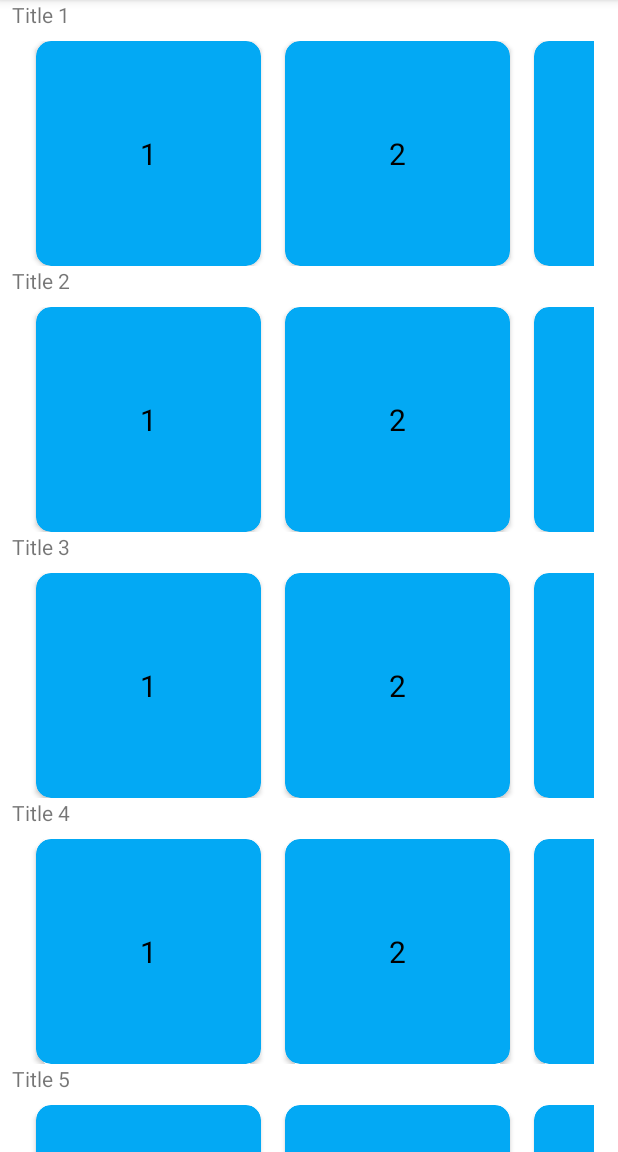
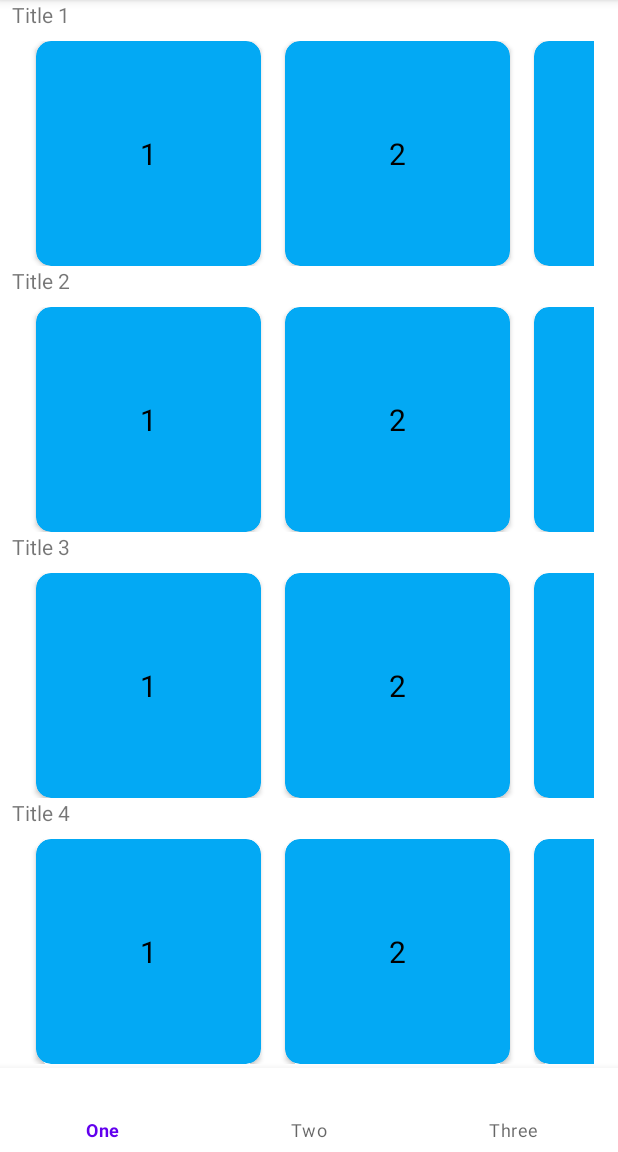
Before and after one commit to hnxtay/nested_recycler_view, an Android app: the screen it shows after launch (MainActivity), on a phone screen of 412 x 824 dp, the part 84-1236 px from its top. Run offline under Robolectric (Android 15) with nearby library versions, the phone set to English and light mode, and no system bars; our stand-ins replace navigation-ui.

Commit message:
bottom nav

```diff
--- a/app/src/main/AndroidManifest.xml
+++ b/app/src/main/AndroidManifest.xml
@@ -14,7 +14,7 @@
         android:theme="@style/Theme.AndroidNestedRecyclerView"
         tools:targetApi="31">
         <activity
-            android:name=".MainActivity"
+            android:name=".ui.MainActivity"
             android:exported="true">
             <intent-filter>
                 <action android:name="android.intent.action.MAIN" />
--- a/app/src/main/java/com/dev/hnxtay/androidnestedrecyclerview/MainActivity.kt
+++ /dev/null
@@ -1,38 +0,0 @@
-package com.dev.hnxtay.androidnestedrecyclerview
-
-import android.os.Bundle
-import androidx.appcompat.app.AppCompatActivity
-import androidx.recyclerview.widget.LinearLayoutManager
-import com.dev.hnxtay.androidnestedrecyclerview.databinding.ActivityMainBinding
-import com.dev.hnxtay.androidnestedrecyclerview.models.ChildItem
-import com.dev.hnxtay.androidnestedrecyclerview.models.ParentItem
-import com.dev.hnxtay.androidnestedrecyclerview.recyclerview.adapters.ParentAdapter
-import com.google.android.material.snackbar.Snackbar
-
-class MainActivity : AppCompatActivity() {
-    private lateinit var binding: ActivityMainBinding
-    override fun onCreate(savedInstanceState: Bundle?) {
-        super.onCreate(savedInstanceState)
-        binding = ActivityMainBinding.inflate(layoutInflater)
-        val listChildItem = List(10) {
-            ChildItem((it + 1).toString())
-        }
-        val listParentItem = List(10) {
-            ParentItem("Title ${it + 1}", listChildItem)
-        }
-        binding.mainRecyclerView.apply {
-            layoutManager = LinearLayoutManager(context)
-            adapter = ParentAdapter(
-                listParentItem,
-                onParentItemClickListener = {
-                    Snackbar.make(binding.root, it.title, Snackbar.LENGTH_LONG).show()
-                },
-                onChildItemClickListener = {
-                    Snackbar.make(binding.root, "Item ${it.title}", Snackbar.LENGTH_LONG).show()
-                },
-            )
-            setHasFixedSize(true)
-        }
-        setContentView(binding.root)
-    }
-}
--- a/app/src/main/java/com/dev/hnxtay/androidnestedrecyclerview/models/ParentItem.kt
+++ b/app/src/main/java/com/dev/hnxtay/androidnestedrecyclerview/models/ParentItem.kt
@@ -1,6 +1,9 @@
 package com.dev.hnxtay.androidnestedrecyclerview.models
+
+import android.os.Parcelable
 
 data class ParentItem(
     val title: String,
     val items: List<ChildItem>,
+    val state : Parcelable?
 )
--- /dev/null
+++ b/app/src/main/java/com/dev/hnxtay/androidnestedrecyclerview/ui/MainActivity.kt
@@ -0,0 +1,23 @@
+package com.dev.hnxtay.androidnestedrecyclerview.ui
+
+import android.os.Bundle
+import androidx.appcompat.app.AppCompatActivity
+import androidx.navigation.NavOptions
+import androidx.navigation.fragment.NavHostFragment
+import androidx.navigation.ui.NavigationUI
+import androidx.navigation.ui.setupWithNavController
+import com.dev.hnxtay.androidnestedrecyclerview.R
+import com.dev.hnxtay.androidnestedrecyclerview.databinding.ActivityMainBinding
+
+class MainActivity : AppCompatActivity() {
+    private lateinit var binding: ActivityMainBinding
+    override fun onCreate(savedInstanceState: Bundle?) {
+        super.onCreate(savedInstanceState)
+        binding = ActivityMainBinding.inflate(layoutInflater)
+        val navController =
+            (supportFragmentManager.findFragmentById(R.id.fragmentContainerView) as NavHostFragment).navController
+        setContentView(binding.root)
+
+        binding.bottomNav.setupWithNavController(navController)
+    }
+}
--- /dev/null
+++ b/app/src/main/java/com/dev/hnxtay/androidnestedrecyclerview/ui/MainViewModel.kt
@@ -0,0 +1,12 @@
+package com.dev.hnxtay.androidnestedrecyclerview.ui
+
+import android.os.Parcelable
+import androidx.lifecycle.ViewModel
+
+class MainViewModel : ViewModel() {
+    var stateFragment: Parcelable? = null
+
+    fun setState(state: Parcelable?) {
+        stateFragment = state
+    }
+}
--- /dev/null
+++ b/app/src/main/java/com/dev/hnxtay/androidnestedrecyclerview/ui/one/OneFragment.kt
@@ -0,0 +1,74 @@
+package com.dev.hnxtay.androidnestedrecyclerview.ui.one
+
+import android.os.Bundle
+import android.view.LayoutInflater
+import android.view.View
+import android.view.ViewGroup
+import androidx.fragment.app.Fragment
+import androidx.fragment.app.activityViewModels
+import androidx.lifecycle.ViewModelProvider
+import androidx.recyclerview.widget.LinearLayoutManager
+import com.dev.hnxtay.androidnestedrecyclerview.databinding.FragmentOneBinding
+import com.dev.hnxtay.androidnestedrecyclerview.models.ChildItem
+import com.dev.hnxtay.androidnestedrecyclerview.models.ParentItem
+import com.dev.hnxtay.androidnestedrecyclerview.recyclerview.adapters.ParentAdapter
+import com.dev.hnxtay.androidnestedrecyclerview.ui.MainViewModel
+import com.google.android.material.snackbar.Snackbar
+
+class OneFragment : Fragment() {
+
+    private val mainViewModel by activityViewModels<MainViewModel>()
+
+    companion object {
+        fun newInstance() = OneFragment()
+    }
+
+    private lateinit var viewModel: OneViewModel
+    private var _binding: FragmentOneBinding? = null
+    private val binding get() = _binding!!
+
+    override fun onCreateView(
+        inflater: LayoutInflater, container: ViewGroup?,
+        savedInstanceState: Bundle?
+    ): View {
+        _binding = FragmentOneBinding.inflate(layoutInflater, container, false)
+        return binding.root
+    }
+
+    override fun onViewCreated(view: View, savedInstanceState: Bundle?) {
+        viewModel = ViewModelProvider(this)[OneViewModel::class.java]
+
+        super.onViewCreated(view, savedInstanceState)
+
+        val listChildItem = List(10) {
+            ChildItem((it + 1).toString())
+        }
+        val listParentItem = List(10) {
+            ParentItem("Title ${it + 1}", listChildItem, mainViewModel.stateFragment)
+        }
+        binding.recyclerView.apply {
+            layoutManager = LinearLayoutManager(context)
+            adapter = ParentAdapter(
+                listParentItem,
+                onParentItemClickListener = {
+                    Snackbar.make(binding.root, it.title, Snackbar.LENGTH_LONG).show()
+                },
+                onChildItemClickListener = {
+                    Snackbar.make(binding.root, "Item ${it.title}", Snackbar.LENGTH_LONG).show()
+                },
+            )
+            setHasFixedSize(true)
+        }
+        mainViewModel.stateFragment?.let { state ->
+            binding.recyclerView.layoutManager?.onRestoreInstanceState(state)
+            mainViewModel.stateFragment = null
+        }
+    }
+
+    override fun onDestroyView() {
+        super.onDestroyView()
+        val listState = binding.recyclerView.layoutManager?.onSaveInstanceState()
+        listState?.let { mainViewModel.setState(it) }
+
+    }
+}
--- /dev/null
+++ b/app/src/main/java/com/dev/hnxtay/androidnestedrecyclerview/ui/one/OneViewModel.kt
@@ -0,0 +1,6 @@
+package com.dev.hnxtay.androidnestedrecyclerview.ui.one
+
+import androidx.lifecycle.ViewModel
+
+class OneViewModel : ViewModel() {
+}
--- /dev/null
+++ b/app/src/main/java/com/dev/hnxtay/androidnestedrecyclerview/ui/three/ThreeViewModel.kt
@@ -0,0 +1,6 @@
+package com.dev.hnxtay.androidnestedrecyclerview.ui.three
+
+import androidx.lifecycle.ViewModel
+
+class ThreeViewModel : ViewModel() {
+}
--- /dev/null
+++ b/app/src/main/java/com/dev/hnxtay/androidnestedrecyclerview/ui/two/TwoViewModel.kt
@@ -0,0 +1,6 @@
+package com.dev.hnxtay.androidnestedrecyclerview.ui.two
+
+import androidx.lifecycle.ViewModel
+
+class TwoViewModel : ViewModel() {
+}
--- a/app/src/main/res/layout/activity_main.xml
+++ b/app/src/main/res/layout/activity_main.xml
@@ -4,14 +4,26 @@
     xmlns:tools="http://schemas.android.com/tools"
     android:layout_width="match_parent"
     android:layout_height="match_parent"
-    tools:context=".MainActivity">
+    tools:context=".ui.MainActivity">
 
-    <androidx.recyclerview.widget.RecyclerView
-        android:id="@+id/main_recycler_view"
+    <androidx.fragment.app.FragmentContainerView
+        android:id="@+id/fragmentContainerView"
+        android:name="androidx.navigation.fragment.NavHostFragment"
         android:layout_width="0dp"
         android:layout_height="0dp"
+        app:defaultNavHost="true"
+        app:layout_constraintBottom_toTopOf="@+id/bottom_nav"
+        app:layout_constraintEnd_toEndOf="parent"
+        app:layout_constraintStart_toStartOf="parent"
+        app:layout_constraintTop_toTopOf="parent"
+        app:navGraph="@navigation/home_navigation" />
+
+    <com.google.android.material.bottomnavigation.BottomNavigationView
+        android:id="@+id/bottom_nav"
+        android:layout_width="0dp"
+        android:layout_height="wrap_content"
         app:layout_constraintBottom_toBottomOf="parent"
         app:layout_constraintEnd_toEndOf="parent"
-        app:layout_constraintStart_toStartOf="parent"
-        app:layout_constraintTop_toTopOf="parent" />
+        app:layout_constraintStart_toStartOf="@+id/fragmentContainerView"
+        app:menu="@menu/home_nav_menu" />
 </androidx.constraintlayout.widget.ConstraintLayout>
--- /dev/null
+++ b/app/src/main/res/layout/fragment_one.xml
@@ -0,0 +1,18 @@
+<?xml version="1.0" encoding="utf-8"?>
+<androidx.constraintlayout.widget.ConstraintLayout xmlns:android="http://schemas.android.com/apk/res/android"
+    xmlns:app="http://schemas.android.com/apk/res-auto"
+    xmlns:tools="http://schemas.android.com/tools"
+    android:id="@+id/frameLayout"
+    android:layout_width="match_parent"
+    android:layout_height="match_parent"
+    tools:context=".ui.one.OneFragment" >
+
+    <androidx.recyclerview.widget.RecyclerView
+        android:id="@+id/recycler_view"
+        android:layout_width="0dp"
+        android:layout_height="0dp"
+        app:layout_constraintBottom_toBottomOf="parent"
+        app:layout_constraintEnd_toEndOf="parent"
+        app:layout_constraintStart_toStartOf="parent"
+        app:layout_constraintTop_toTopOf="parent" />
+</androidx.constraintlayout.widget.ConstraintLayout>
--- /dev/null
+++ b/app/src/main/res/menu/home_nav_menu.xml
@@ -0,0 +1,14 @@
+<?xml version="1.0" encoding="utf-8"?>
+<menu xmlns:app="http://schemas.android.com/apk/res-auto"
+    xmlns:android="http://schemas.android.com/apk/res/android">
+
+    <item
+        android:id="@+id/one"
+        android:title="One" />
+    <item
+        android:id="@+id/two"
+        android:title="Two" />
+    <item
+        android:id="@+id/three"
+        android:title="Three" />
+</menu>
--- /dev/null
+++ b/app/src/main/res/navigation/home_navigation.xml
@@ -0,0 +1,23 @@
+<?xml version="1.0" encoding="utf-8"?>
+<navigation xmlns:android="http://schemas.android.com/apk/res/android"
+    xmlns:app="http://schemas.android.com/apk/res-auto"
+    xmlns:tools="http://schemas.android.com/tools"
+    android:id="@+id/home_navigation"
+    app:startDestination="@id/one">
+
+    <fragment
+        android:id="@+id/one"
+        android:name="com.dev.hnxtay.androidnestedrecyclerview.ui.one.OneFragment"
+        android:label="fragment_one"
+        tools:layout="@layout/fragment_one" />
+    <fragment
+        android:id="@+id/two"
+        android:name="com.dev.hnxtay.androidnestedrecyclerview.ui.two.TwoFragment"
+        android:label="fragment_two"
+        tools:layout="@layout/fragment_two" />
+    <fragment
+        android:id="@+id/three"
+        android:name="com.dev.hnxtay.androidnestedrecyclerview.ui.three.ThreeFragment"
+        android:label="fragment_three"
+        tools:layout="@layout/fragment_three" />
+</navigation>
```
Also changed, not shown: app/build.gradle (+8 -2 lines), app/src/main/java/com/dev/hnxtay/androidnestedrecyclerview/ui/three/ThreeFragment.kt (added, +35 -0 lines), app/src/main/java/com/dev/hnxtay/androidnestedrecyclerview/ui/two/TwoFragment.kt (added, +34 -0 lines), app/src/main/res/layout/fragment_three.xml (added, +13 -0 lines), app/src/main/res/layout/fragment_two.xml (added, +13 -0 lines).
